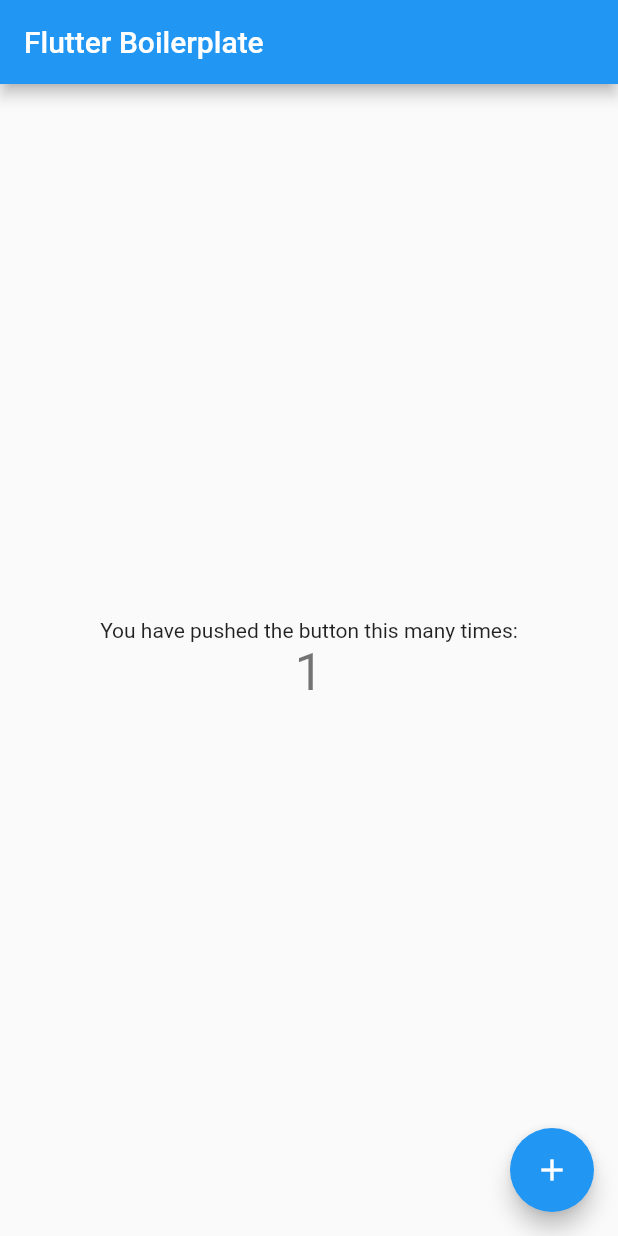
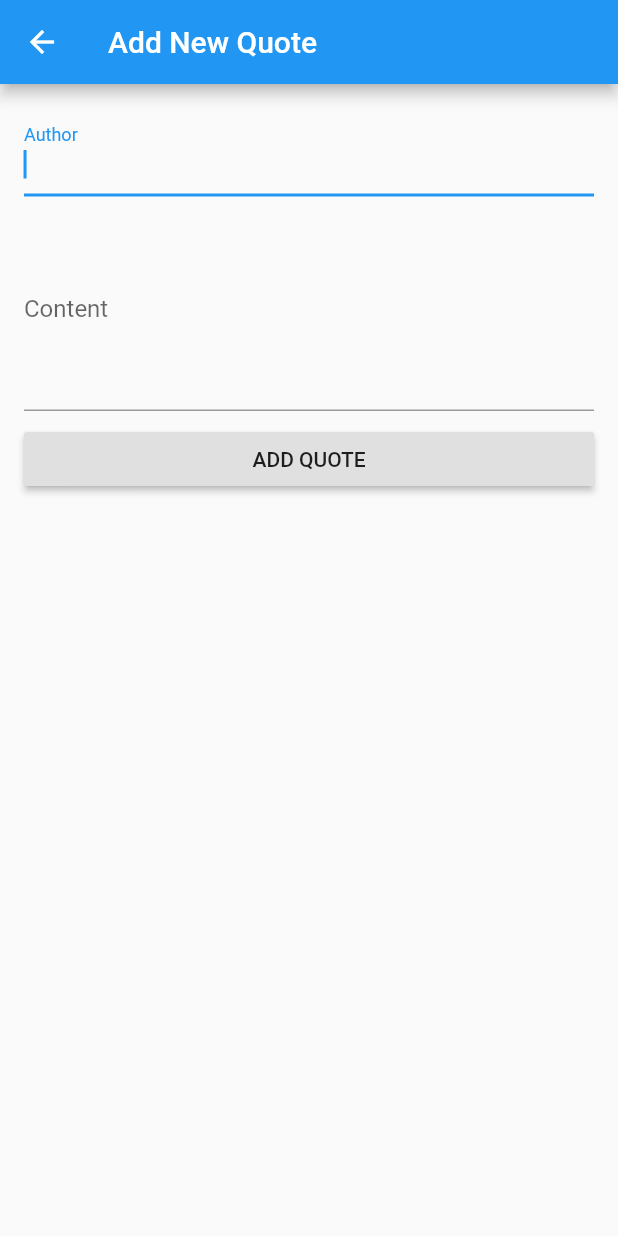
Before and after one commit to kevinasurjadi/flutter_boilerplate, a Flutter app: the screen it shows after launch, after a tap on the "add" icon, on a phone screen of 412 x 824 dp. Run offline on Flutter 3.47's test engine with Material 2 defaults, Android fonts, the phone set to English and light mode, and no system bars.

Commit message:
example app with crud quote

```diff
--- /dev/null
+++ b/lib/app.dart
@@ -0,0 +1,24 @@
+import 'package:flutter/material.dart';
+import 'package:flutter_boilerplate/services/quote_service.dart';
+import 'package:flutter_boilerplate/views/pages/home_page.dart';
+
+class App extends StatelessWidget {
+  App({Key key}) : super(key: key);
+
+  final String _title = 'Flutter Boilerplate';
+  final QuoteService _service = QuoteService();
+
+  @override
+  Widget build(BuildContext context) {
+    return MaterialApp(
+      title: this._title,
+      theme: ThemeData(
+        primarySwatch: Colors.blue,
+      ),
+      home: HomePage(
+        title: this._title,
+        service: this._service,
+      ),
+    );
+  }
+}
--- a/lib/main.dart
+++ b/lib/main.dart
@@ -1,63 +1,7 @@
 import 'package:flutter/material.dart';
 
-void main() => runApp(MyApp());
+import 'package:flutter_boilerplate/app.dart';
 
-class MyApp extends StatelessWidget {
-  @override
-  Widget build(BuildContext context) {
-    return MaterialApp(
-      title: 'Flutter Boilerplate',
-      theme: ThemeData(
-        primarySwatch: Colors.blue,
-      ),
-      home: MyHomePage(title: 'Flutter Boilerplate'),
-    );
-  }
+void main() {
+  runApp(App());
 }
-
-class MyHomePage extends StatefulWidget {
-  MyHomePage({Key key, this.title}) : super(key: key);
-
-  final String title;
-
-  @override
-  _MyHomePageState createState() => _MyHomePageState();
-}
-
-class _MyHomePageState extends State<MyHomePage> {
-  int _counter = 0;
-
-  void _incrementCounter() {
-    setState(() {
-      _counter++;
-    });
-  }
-
-  @override
-  Widget build(BuildContext context) {
-    return Scaffold(
-      appBar: AppBar(
-        title: Text(widget.title),
-      ),
-      body: Center(
-        child: Column(
-          mainAxisAlignment: MainAxisAlignment.center,
-          children: <Widget>[
-            Text(
-              'You have pushed the button this many times:',
-            ),
-            Text(
-              '$_counter',
-              style: Theme.of(context).textTheme.display1,
-            ),
-          ],
-        ),
-      ),
-      floatingActionButton: FloatingActionButton(
-        onPressed: _incrementCounter,
-        tooltip: 'Increment',
-        child: Icon(Icons.add),
-      ),
-    );
-  }
-}
--- /dev/null
+++ b/lib/models/quote.dart
@@ -0,0 +1,11 @@
+class Quote {
+  int id;
+  String author;
+  String content;
+
+  Quote({
+    this.id,
+    this.author,
+    this.content,
+  });
+}
--- /dev/null
+++ b/lib/services/quote_service.dart
@@ -0,0 +1,35 @@
+import 'package:flutter_boilerplate/models/quote.dart';
+
+class QuoteService {
+  List<Quote> _quotes;
+
+  QuoteService() {
+    this._quotes = List<Quote>();
+  }
+
+  List<Quote> getData() {
+    return this._quotes;
+  }
+
+  void addQuote(Quote newQuote) {
+    int lastId = 1;
+    if (this._quotes.length > 0) {
+      lastId = this._quotes.last.id;
+    }
+    this._quotes.add(newQuote..id = lastId + 1);
+  }
+
+  void updateQuote(Quote quote) {
+    int index = this._quotes.indexWhere((searchQuote) => searchQuote.id == quote.id);
+    if (index > -1) {
+      this._quotes.replaceRange(index, index + 1, [quote]);
+    }
+  }
+
+  void deleteQuote(Quote quote) {
+    int index = this._quotes.indexWhere((searchQuote) => searchQuote.id == quote.id);
+    if (index > -1) {
+      this._quotes.removeAt(index);
+    }
+  }
+}
--- /dev/null
+++ b/lib/views/pages/add_quote_page.dart
@@ -0,0 +1,97 @@
+import 'package:flutter/material.dart';
+import 'package:flutter_boilerplate/models/quote.dart';
+
+class AddQuotePage extends StatefulWidget {
+  @override
+  _AddQuotePageState createState() => _AddQuotePageState();
+}
+
+class _AddQuotePageState extends State<AddQuotePage> {
+  TextEditingController _authorController, _contentController;
+  GlobalKey<ScaffoldState> _scaffoldKey = GlobalKey<ScaffoldState>();
+
+  @override
+  void initState() {
+    super.initState();
+    this._authorController = TextEditingController();
+    this._contentController = TextEditingController();
+  }
+
+
+  @override
+  void dispose() {
+    this._authorController.dispose();
+    this._contentController.dispose();
+    super.dispose();
+  }
+
+  bool _validate() {
+    if (this._authorController == null || this._contentController == null) {
+      return false;
+    } else {
+      return this._authorController.text.isNotEmpty &&
+          this._contentController.text.isNotEmpty;
+    }
+  }
+
+  @override
+  Widget build(BuildContext context) {
+    return Scaffold(
+      key: _scaffoldKey,
+      appBar: AppBar(
+        title: Text('Add New Quote'),
+      ),
+      body: SingleChildScrollView(
+        child: Padding(
+          padding: EdgeInsets.all(16.0),
+          child: Form(
+            child: Column(
+              children: <Widget>[
+                TextField(
+                  key: Key('add-quote-author-field'),
+                  controller: this._authorController,
+                  decoration: InputDecoration(labelText: 'Author'),
+                  autofocus: true,
+                ),
+                SizedBox(
+                  height: 8.0,
+                ),
+                TextField(
+                  key: Key('add-quote-content-field'),
+                  controller: this._contentController,
+                  decoration: InputDecoration(labelText: 'Content'),
+                  maxLines: 5,
+                ),
+                SizedBox(
+                  height: 8.0,
+                ),
+                Row(
+                  children: <Widget>[
+                    Expanded(
+                      child: RaisedButton(
+                        child: Text('ADD QUOTE'),
+                        onPressed: () {
+                          if (this._validate()) {
+                            Navigator.of(context).pop(Quote(
+                              author: this._authorController.text,
+                              content: this._contentController.text,
+                            ));
+                          } else {
+                            _scaffoldKey.currentState.showSnackBar(SnackBar(
+                              content: Text('Fields must not be empty.'),
+                              duration: Duration(seconds: 2),
+                            ));
+                          }
+                        },
+                      ),
+                    ),
+                  ],
+                ),
+              ],
+            ),
+          ),
+        ),
+      ),
+    );
+  }
+}
--- /dev/null
+++ b/lib/views/pages/home_page.dart
@@ -0,0 +1,113 @@
+import 'package:flutter/material.dart';
+import 'package:flutter_boilerplate/models/quote.dart';
+import 'package:flutter_boilerplate/services/quote_service.dart';
+import 'package:flutter_boilerplate/views/pages/add_quote_page.dart';
+import 'package:flutter_boilerplate/views/widgets/edit_dialog.dart';
+import 'package:flutter_boilerplate/views/widgets/quote_card.dart';
+
+class HomePage extends StatefulWidget {
+  final String title;
+  final QuoteService service;
+
+  HomePage({this.title, @required this.service}): assert(service != null);
+
+  @override
+  _HomePageState createState() => _HomePageState();
+}
+
+class _HomePageState extends State<HomePage> {
+  List<Quote> _quotes;
+
+  @override
+  void initState() {
+    super.initState();
+    this._reloadData();
+  }
+
+  void _reloadData() {
+    this._quotes = widget.service.getData();
+  }
+
+  Widget _buildBody() {
+    return this._quotes.length > 0
+        ? Padding(
+            padding: EdgeInsets.all(16.0),
+            child: ListView.separated(
+              itemBuilder: (BuildContext context, int index) => QuoteCard(
+                key: Key('quote-$index'),
+                author: this._quotes[index].author,
+                content: this._quotes[index].content,
+                onTap: () async {
+                  Quote editedQuote = await showDialog(
+                    context: context,
+                    child: EditDialog(
+                      data: this._quotes[index],
+                    ),
+                    barrierDismissible: false,
+                  );
+                  if (editedQuote != null) {
+                    setState(() {
+                      widget.service.updateQuote(editedQuote);
+                    });
+                  }
+                },
+                onDismiss: (DismissDirection direction) async {
+                  bool delete = await showDialog(
+                    context: context,
+                    barrierDismissible: false,
+                    child: AlertDialog(
+                      content: Text(
+                        'Are you sure you want to delete this quote?',
+                      ),
+                      actions: <Widget>[
+                        RaisedButton(
+                          child: Text('YES'),
+                          onPressed: () {
+                            widget.service.deleteQuote(this._quotes.removeAt(index));
+                            Navigator.of(context).pop(true);
+                          },
+                        ),
+                        RaisedButton(
+                          child: Text('NO'),
+                          onPressed: () {
+                            Navigator.of(context).pop(false);
+                          },
+                        ),
+                      ],
+                    ),
+                  );
+                  return delete;
+                },
+              ),
+              separatorBuilder: (BuildContext context, int index) => SizedBox(
+                height: 8.0,
+              ),
+              itemCount: this._quotes.length,
+            ),
+          )
+        : Center(
+            child: Text('No Data'),
+          );
+  }
+
+  @override
+  Widget build(BuildContext context) {
+    return Scaffold(
+      appBar: AppBar(
+        title: Text(widget.title),
+      ),
+      body: _buildBody(),
+      floatingActionButton: FloatingActionButton(
+        child: Icon(Icons.add),
+        onPressed: () async {
+          Quote newQuote = await Navigator.of(context).push(MaterialPageRoute(
+            builder: (BuildContext context) => AddQuotePage(),
+          ));
+          if (newQuote != null) {
+            widget.service.addQuote(newQuote);
+          }
+        },
+      ),
+    );
+  }
+}
--- a/pubspec.yaml
+++ b/pubspec.yaml
@@ -27,6 +27,8 @@ dependencies:
 dev_dependencies:
   flutter_test:
     sdk: flutter
+
+  mockito: 4.1.1
 
 
 # For information on the generic Dart part of this file, see the
```
Also changed, not shown: lib/views/widgets/edit_dialog.dart (added, +99 -0 lines), lib/views/widgets/quote_card.dart (added, +60 -0 lines), pubspec.lock, 14 other files.
